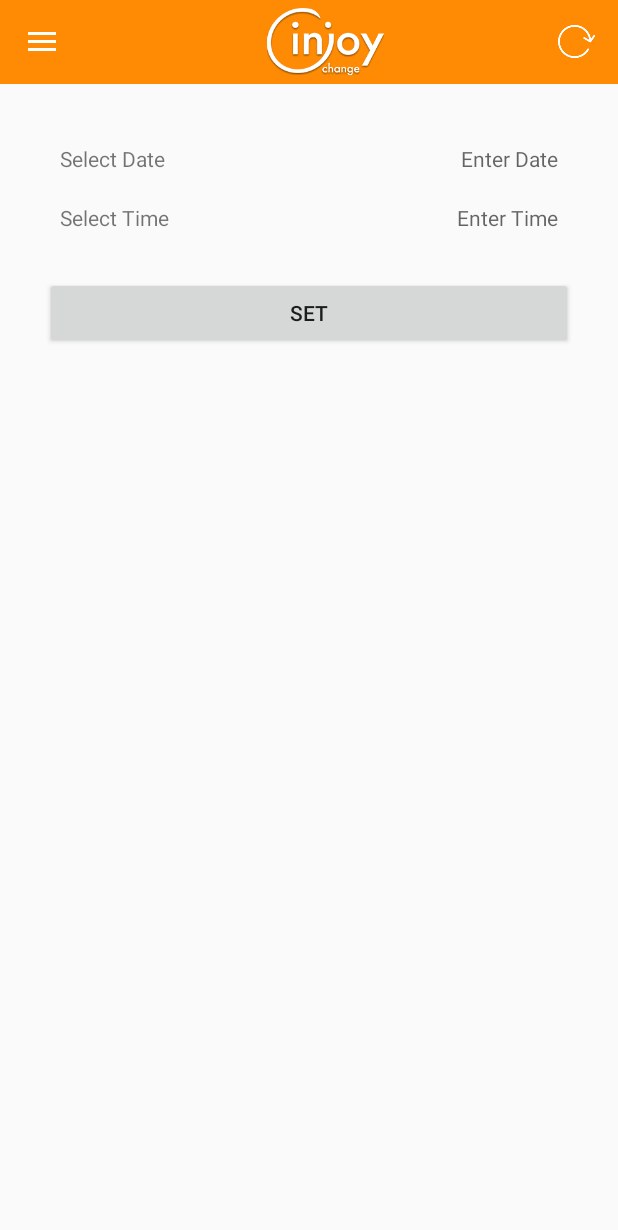
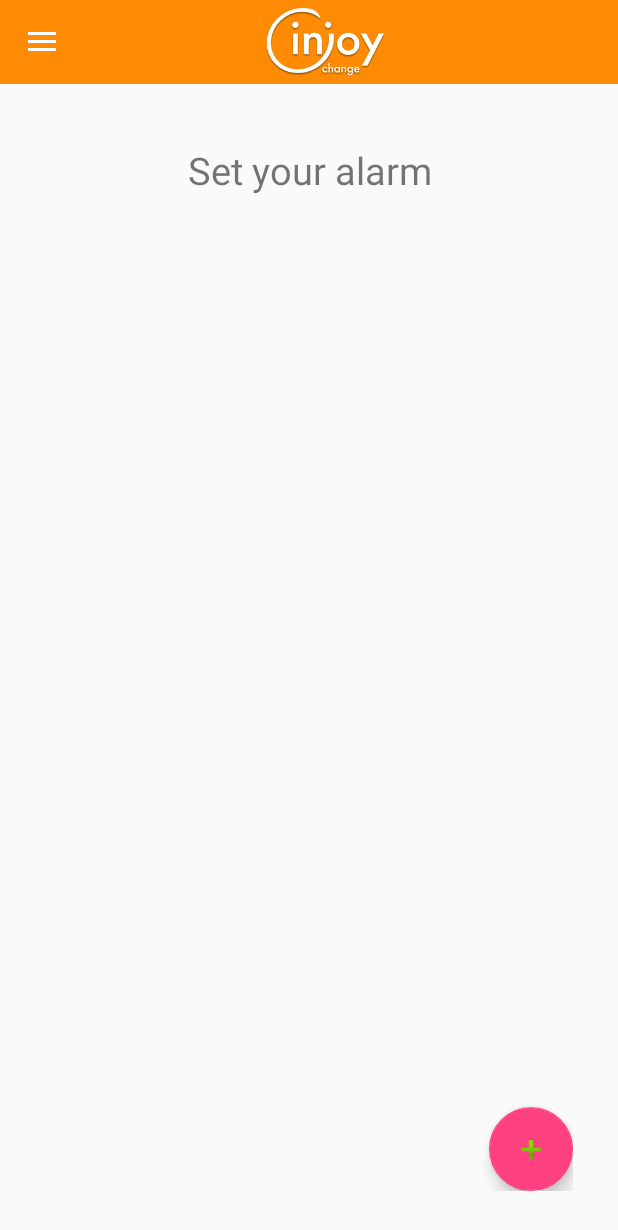
Before and after one commit to ballidaku/InjoyChangeBLE, an Android app: the fragment AlarmFragment placed in its activity, on a phone screen of 412 x 824 dp. Shown: the top 1230 px of the screen. Run offline under Robolectric (Android 15) with nearby library versions, the phone set to English and light mode, and no system bars; 3 statements that could not run were skipped.

Commit message:
Alarm Functionality part 3

```diff
--- a/app/build.gradle
+++ b/app/build.gradle
@@ -23,4 +23,6 @@ dependencies {
     compile 'com.android.support:appcompat-v7:24.2.1'
     compile 'com.android.support:cardview-v7:24.2.1'
     compile 'com.android.support:support-v4:24.2.1'
+    compile 'com.android.support:design:24.2.1'
+
 }
--- a/app/src/main/java/com/ble/sharan/mainScreen/activities/MainActivityNew.java
+++ b/app/src/main/java/com/ble/sharan/mainScreen/activities/MainActivityNew.java
@@ -23,6 +23,7 @@ import android.util.Log;
 import android.view.View;
 import android.widget.AdapterView;
 import android.widget.FrameLayout;
+import android.widget.ImageView;
 import android.widget.ListView;
 import android.widget.TextView;
 
@@ -114,12 +115,21 @@ public class MainActivityNew extends AppCompatActivity implements View.OnClickLi
 
     }
 
+    ImageView imgv_headerLogo;
+    TextView txtv_heading;
+
     private void setUpIds()
     {
         mToolbar = (Toolbar) findViewById(R.id.toolbar);
         setSupportActionBar(mToolbar);
 
         mToolbar.findViewById(R.id.imgv_refresh).setOnClickListener(this);
+
+        imgv_headerLogo=(ImageView) mToolbar.findViewById(R.id.imgv_headerLogo);
+        txtv_heading=(TextView) mToolbar.findViewById(R.id.txtv_heading);
+
+
+        txtv_heading.setVisibility(View.GONE);
 
         listv_drawer = (ListView) findViewById(R.id.listv_drawer);
 
@@ -164,10 +174,12 @@ public class MainActivityNew extends AppCompatActivity implements View.OnClickLi
 
     public void displayView(int groupPosition)
     {
-
+        txtv_heading.setVisibility(View.GONE);
+        imgv_headerLogo.setVisibility(View.VISIBLE);
 
         switch (groupPosition)
         {
+
 
             case 0:
                 fragment = new HomeFragmentNew();
@@ -175,6 +187,9 @@ public class MainActivityNew extends AppCompatActivity implements View.OnClickLi
 
 
             case 1:
+                imgv_headerLogo.setVisibility(View.GONE);
+                txtv_heading.setVisibility(View.VISIBLE);
+                txtv_heading.setText("ALARM");
                 fragment = new AlarmFragment();
                 break;
 
--- a/app/src/main/java/com/ble/sharan/mainScreen/fragments/AlarmFragment.java
+++ b/app/src/main/java/com/ble/sharan/mainScreen/fragments/AlarmFragment.java
@@ -1,47 +1,53 @@
 package com.ble.sharan.mainScreen.fragments;
 
-import android.app.DatePickerDialog;
 import android.app.TimePickerDialog;
 import android.content.Context;
 import android.os.Bundle;
+import android.support.design.widget.FloatingActionButton;
 import android.support.v4.app.Fragment;
 import android.util.Log;
 import android.view.LayoutInflater;
 import android.view.View;
 import android.view.ViewGroup;
-import android.widget.Button;
-import android.widget.DatePicker;
+import android.widget.ImageView;
+import android.widget.LinearLayout;
 import android.widget.TextView;
 import android.widget.TimePicker;
 
 import com.ble.sharan.R;
 import com.ble.sharan.mainScreen.activities.MainActivityNew;
+import com.ble.sharan.myUtilities.MyConstant;
+import com.ble.sharan.myUtilities.MySharedPreference;
 import com.ble.sharan.myUtilities.MyUtil;
 
 import java.text.SimpleDateFormat;
 import java.util.Calendar;
 import java.util.Date;
+import java.util.HashMap;
 
 /**
  * Created by brst-pc93 on 12/26/16.
  */
 
-public class AlarmFragment extends Fragment implements View.OnClickListener, DatePickerDialog.OnDateSetListener, TimePickerDialog.OnTimeSetListener
+public class AlarmFragment extends Fragment implements View.OnClickListener, /*DatePickerDialog.OnDateSetListener, */TimePickerDialog.OnTimeSetListener
 {
 
     String TAG = AlarmFragment.class.getSimpleName();
 
 
+    Context context;
+
+    View view;
+
+    LinearLayout linearLayout_holder;
+
+    FloatingActionButton fab;
 
 
-
-    Context context;
-    View view;
-
-   // TextView txtv_currentDateTime;
-    TextView txtv_date;
-    TextView txtv_time;
-    Button btn_set;
+    // TextView txtv_currentDateTime;
+    //  TextView txtv_date;
+//    TextView txtv_time;
+//    Button btn_set;
 
     @Override
     public View onCreateView(LayoutInflater inflater, ViewGroup container, Bundle savedInstanceState)
@@ -58,26 +64,36 @@ public class AlarmFragment extends Fragment implements View.OnClickListener, Dat
             SimpleDateFormat mSDF1 = new SimpleDateFormat("yyMMddHHmmss");
             String currentDateTime = mSDF1.format(new Date());
 
-            myLog("currentDateTime",currentDateTime);
+            MyLog("currentDateTime", currentDateTime);
 
-            String commandToSetDateTime="dt" + currentDateTime;
+            String commandToSetDateTime = "dt" + currentDateTime;
 
-            ((MainActivityNew)context).setDateTimeORAlarm(commandToSetDateTime);
+            ((MainActivityNew) context).setDateTimeORAlarm(commandToSetDateTime);
         }
 
+          convert();
+        return view;
+    }
 
-        return view;
+
+    public void convert()
+    {
+        int decimal = Integer.parseInt("1111111", 2);
+        String hexStr = Integer.toString(decimal, 16);
+
+        Log.e("HelloBalli", hexStr);
     }
 
     private void setUpIds()
     {
 
-       // txtv_currentDateTime = (TextView) view.findViewById(R.id.txtv_currentDateTime);
-        (txtv_date = (TextView) view.findViewById(R.id.txtv_date)).setOnClickListener(this);
-        (txtv_time = (TextView) view.findViewById(R.id.txtv_time)).setOnClickListener(this);
+        // txtv_currentDateTime = (TextView) view.findViewById(R.id.txtv_currentDateTime);
+        // (txtv_date = (TextView) view.findViewById(R.id.txtv_date)).setOnClickListener(this);
+        linearLayout_holder = (LinearLayout) view.findViewById(R.id.linearLayout_holder);
 
+        (fab = (FloatingActionButton) view.findViewById(R.id.fab)).setOnClickListener(this);
 
-        (btn_set = (Button) view.findViewById(R.id.btn_set)).setOnClickListener(this);
+//        (btn_set = (Button) view.findViewById(R.id.btn_set)).setOnClickListener(this);
     }
 
     Calendar c;
@@ -87,7 +103,48 @@ public class AlarmFragment extends Fragment implements View.OnClickListener, Dat
     {
         switch (view.getId())
         {
-            case R.id.txtv_date:
+
+
+            case R.id.fab:
+
+                if (((MainActivityNew) context).BLE_STATUS.equals(MyConstant.CONNECTED))
+                {
+                    HashMap<String, String> map = MySharedPreference.getInstance().getAlarm(context);
+
+                    String value = "";
+                    for (String key : map.keySet())
+                    {
+                        value = map.get(key);
+
+                        if (value.isEmpty())
+                        {
+                            alarmKey = key;
+                            break;
+                        }
+                    }
+
+
+                    if (value.isEmpty())
+                    {
+                        c = Calendar.getInstance();
+                        int hour = c.get(Calendar.HOUR_OF_DAY);
+                        int minute = c.get(Calendar.MINUTE);
+
+                        new TimePickerDialog(getActivity(), this, hour, minute, false).show();
+                    }
+                    else
+                    {
+                        MyUtil.showToast(context, "No alarm is available now.");
+                    }
+                }
+                else
+                {
+                    MyUtil.showToast(context, "Your device is not connected yet!!");
+                }
+
+
+                break;
+  /*          case R.id.txtv_date:
 
                 Log.e("Hello", "Hello");
 
@@ -100,70 +157,195 @@ public class AlarmFragment extends Fragment implements View.OnClickListener, Dat
                 new DatePickerDialog(getActivity(), AlarmFragment.this, year, month, day).show();
 
 
-                break;
+                break;*/
 
-            case R.id.txtv_time:
-
-                c = Calendar.getInstance();
-                int hour = c.get(Calendar.HOUR_OF_DAY);
-                int minute = c.get(Calendar.MINUTE);
-
-                new TimePickerDialog(getActivity(), this, hour, minute, false).show();
-
-                break;
-
-
-            case R.id.btn_set:
-
-                // To set use dtyymoddhhmiss format
-
-
-                if(!txtv_date.getText().toString().isEmpty() && !txtv_time.getText().toString().isEmpty())
-                {
-                    String commandToSetAlarm="alm0" + time + "3E1000505";
-                    Log.e("Command", commandToSetAlarm);
-
-                    ((MainActivityNew)context).setDateTimeORAlarm(commandToSetAlarm);
-
-                }
-                else
-                {
-                    MyUtil.showToast(context,"Please enter date and time");
-                }
-
-
-
-                break;
+//            case R.id.txtv_time:
+//
+//                c = Calendar.getInstance();
+//                int hour = c.get(Calendar.HOUR_OF_DAY);
+//                int minute = c.get(Calendar.MINUTE);
+//
+//                new TimePickerDialog(getActivity(), this, hour, minute, false).show();
+//
+//                break;
+//
+//
+//            case R.id.btn_set:
+//
+//                // To set use dtyymoddhhmiss format
+//
+//                if( !txtv_time.getText().toString().isEmpty())
+//                {
+//                    String commandToSetAlarm="alm0" + time + "3E1000505";
+//                    Log.e("Command", commandToSetAlarm);
+//
+//                    ((MainActivityNew)context).setDateTimeORAlarm(commandToSetAlarm);
+//
+//                }
+//                else
+//                {
+//                    MyUtil.showToast(context,"Please enter date and time");
+//                }
+//
+//
+//
+//                break;
 
         }
     }
 
-    String date = "";
-    String time = "";
+    String alarmKey;
 
-    public void onDateSet(DatePicker view, int year, int month, int day)
+    public void addView(String showTime, String alarmTime)
+    {
+        String commandToSetAlarm = "alm" + alarmKey + alarmTime + "7F1000000";
+
+        MyLog("commandToSetAlarm Map", "" + commandToSetAlarm);
+
+
+        MySharedPreference.getInstance().saveAlarm(context,alarmKey, showTime + "," + commandToSetAlarm);
+
+        makeView();
+
+
+        // To set alarm
+        setAlarm(commandToSetAlarm);
+
+    }
+
+
+    public void setAlarm(String commandToSetAlarm)
     {
 
+        MyLog("Command", commandToSetAlarm);
 
-        //  String myFormat = "dd/MM/yy"; //In which you need put here
-        //  SimpleDateFormat sdf = new SimpleDateFormat(myFormat, Locale.US);
+        ((MainActivityNew) context).setDateTimeORAlarm(commandToSetAlarm);
+    }
 
-        c.set(Calendar.YEAR, year);
-        c.set(Calendar.MONTH, month);
-        c.set(Calendar.DAY_OF_MONTH, day);
+    public void disableAlarm(String command)
+    {
 
-        SimpleDateFormat mSDF = new SimpleDateFormat("dd MMM yyyy");
+        StringBuilder stringBuilder = new StringBuilder(command);
+        stringBuilder.setCharAt(10, '0');
 
-        SimpleDateFormat mSDF1 = new SimpleDateFormat("yyMMdd");
+        MyLog("disableAlarm", stringBuilder.toString());
 
-        date = mSDF1.format(c.getTime());
+        ((MainActivityNew) context).setDateTimeORAlarm(stringBuilder.toString());
+    }
+
+    @Override
+    public void onResume()
+    {
+        super.onResume();
+
+        makeView();
+    }
 
 
-        txtv_date.setText("" + mSDF.format(c.getTime()));
+    public void makeView()
+    {
+        HashMap<String, String> map = MySharedPreference.getInstance().getAlarm(context);
 
-        Log.e("Date", "" + date);
+        MyLog("Alarm Map", "" + map);
 
+        linearLayout_holder.removeAllViews();
+
+        int count = 0;
+
+        for (final String key : map.keySet())
+        {
+            final String value = map.get(key);
+
+            if (!value.isEmpty())
+            {
+                count++;
+                LayoutInflater inflater = (LayoutInflater) context.getSystemService(Context.LAYOUT_INFLATER_SERVICE);
+                View v = inflater.inflate(R.layout.custom_alarm, null);
+
+                TextView txtv_alarmTime = (TextView) v.findViewById(R.id.txtv_alarmTime);
+
+
+
+                ImageView imgv_cross = (ImageView) v.findViewById(R.id.imgv_cross);
+
+                imgv_cross.setVisibility(View.VISIBLE);
+
+
+                String[] showTime = value.split(",");
+
+                txtv_alarmTime.setText("" + count + ".   " + showTime[0]);
+
+
+                txtv_alarmTime.setOnClickListener(new View.OnClickListener()
+                {
+                    @Override
+                    public void onClick(View view)
+                    {
+
+                        alarmKey = key;
+
+                        c = Calendar.getInstance();
+                        int hour = c.get(Calendar.HOUR_OF_DAY);
+                        int minute = c.get(Calendar.MINUTE);
+
+                        new TimePickerDialog(getActivity(), AlarmFragment.this, hour, minute, false).show();
+                    }
+                });
+
+
+                imgv_cross.setOnClickListener(new View.OnClickListener()
+                {
+                    @Override
+                    public void onClick(View v)
+                    {
+                        if (!value.isEmpty())
+                        {
+                            String[] commandTime = value.split(",");
+
+                            disableAlarm(commandTime[1]);
+
+                            MySharedPreference.getInstance().deleteAlarm(context, value);
+
+                            makeView();
+                        }
+                    }
+                });
+
+
+                linearLayout_holder.addView(v);
+            }
+
+
+        }
     }
+
+
+    //    String date = "";
+    //  String time = "";
+
+//    public void onDateSet(DatePicker view, int year, int month, int day)
+//    {
+//
+//
+//        //  String myFormat = "dd/MM/yy"; //In which you need put here
+//        //  SimpleDateFormat sdf = new SimpleDateFormat(myFormat, Locale.US);
+//
+//        c.set(Calendar.YEAR, year);
+//        c.set(Calendar.MONTH, month);
+//        c.set(Calendar.DAY_OF_MONTH, day);
+//
+//        SimpleDateFormat mSDF = new SimpleDateFormat("dd MMM yyyy");
+//
+//        SimpleDateFormat mSDF1 = new SimpleDateFormat("yyMMdd");
+//
+//        date = mSDF1.format(c.getTime());
+//
+//
+//        txtv_date.setText("" + mSDF.format(c.getTime()));
+//
+//        Log.e("Date", "" + date);
+//
+//    }
 
     @Override
     public void onTimeSet(TimePicker timePicker, int i, int i1)
@@ -176,13 +358,16 @@ public class AlarmFragment extends Fragment implements View.OnClickListener, Dat
         SimpleDateFormat mSDF2 = new SimpleDateFormat("HHmm");
 
 
-        time = mSDF2.format(c.getTime());
+        String alarmTime = mSDF2.format(c.getTime());
 
-        txtv_time.setText(mSDF.format(c.getTime()));
+        String showTime = mSDF.format(c.getTime());
 
-        Log.e("Time", "" + time);
+
+        addView(showTime, alarmTime);
+//        txtv_time.setText(mSDF.format(c.getTime()));
+
+        MyLog("alarmTime", "" + alarmTime);
     }
-
 
 
 //    private void setDateTime(String currentDateTime)
@@ -204,37 +389,10 @@ public class AlarmFragment extends Fragment implements View.OnClickListener, Dat
 //    }
 
 
-
-    public void myLog(String msg,String value)
+    public void MyLog(String msg, String value)
     {
-        Log.e(TAG, "---"+msg+"---" +value);
+        Log.e(TAG, "---" + msg + "---" + value);
     }
 
 
-   /*static Calendar c;
-    public static class DatePickerFragment extends DialogFragment
-            implements DatePickerDialog.OnDateSetListener {
-
-        @Override
-        public Dialog onCreateDialog(Bundle savedInstanceState) {
-            // Use the current date as the default date in the picker
-            c = Calendar.getInstance();
-            int year = c.get(Calendar.YEAR);
-            int month = c.get(Calendar.MONTH);
-            int day = c.get(Calendar.DAY_OF_MONTH);
-
-            // Create a new instance of DatePickerDialog and return it
-            return new DatePickerDialog(getActivity(), this, year, month, day);
-        }
-
-        public void onDateSet(DatePicker view, int year, int month, int day) {
-            // Do something with the date chosen by the user
-
-            String myFormat = "MM/dd/yy"; //In which you need put here
-            SimpleDateFormat sdf = new SimpleDateFormat(myFormat, Locale.US);
-
-           Log.e("Date",""+sdf.format(c.getTime()));
-
-        }
-    }*/
 }
--- a/app/src/main/java/com/ble/sharan/myUtilities/MyConstant.java
+++ b/app/src/main/java/com/ble/sharan/myUtilities/MyConstant.java
@@ -20,4 +20,9 @@ public class MyConstant
     public static final String DISCONNECTED = "disconnected";
     public static final String DISCONNECTING = "disonnecting";
 
+
+    public static final String ALARM_ONE = "0";
+    public static final String ALARM_TWO = "1";
+    public static final String ALARM_THREE = "2";
+
 }
--- a/app/src/main/res/layout/fragment_alarm.xml
+++ b/app/src/main/res/layout/fragment_alarm.xml
@@ -1,74 +1,44 @@
 <?xml version="1.0" encoding="utf-8"?>
-<LinearLayout xmlns:android="http://schemas.android.com/apk/res/android"
+<FrameLayout xmlns:android="http://schemas.android.com/apk/res/android"
               android:layout_width="match_parent"
               android:layout_height="match_parent"
               android:orientation="vertical"
               android:padding="30dp">
 
+    <LinearLayout
+        android:layout_width="match_parent"
+        android:layout_height="wrap_content"
+        android:orientation="vertical">
 
-    <!--<TextView
-        android:id="@+id/txtv_currentDateTime"
+
+    <TextView
         android:layout_width="match_parent"
         android:layout_height="wrap_content"
         android:gravity="center"
         android:padding="10dp"
-        android:text="Date"/>-->
+        android:textSize="25sp"
+        android:text="Set your alarm"/>
+
 
     <LinearLayout
+        android:id="@+id/linearLayout_holder"
         android:layout_width="match_parent"
         android:layout_height="wrap_content"
-        android:orientation="horizontal">
+        android:orientation="vertical">
 
-
-        <TextView
-            android:layout_width="0dp"
-            android:layout_height="wrap_content"
-            android:layout_weight="1"
-            android:padding="10dp"
-            android:text="Select Date"/>
-
-        <TextView
-            android:id="@+id/txtv_date"
-            android:layout_width="0dp"
-            android:layout_height="wrap_content"
-            android:layout_weight="1"
-            android:gravity="right"
-            android:padding="10dp"
-            android:hint="Enter Date"/>
 
     </LinearLayout>
 
 
-    <LinearLayout
-        android:layout_width="match_parent"
-        android:layout_height="wrap_content"
-        android:orientation="horizontal">
-
-
-        <TextView
-            android:layout_width="0dp"
-            android:layout_height="wrap_content"
-            android:layout_weight="1"
-            android:padding="10dp"
-            android:text="Select Time"/>
-
-        <TextView
-            android:id="@+id/txtv_time"
-            android:layout_width="0dp"
-            android:layout_height="wrap_content"
-            android:layout_weight="1"
-            android:gravity="right"
-            android:padding="10dp"
-            android:hint="Enter Time"/>
-
     </LinearLayout>
 
 
-    <Button
-        android:id="@+id/btn_set"
-        android:layout_width="match_parent"
+
+    <android.support.design.widget.FloatingActionButton
+        android:id="@+id/fab"
+        android:layout_width="wrap_content"
         android:layout_height="wrap_content"
-        android:layout_marginTop="20dp"
-        android:text="set"/>
+        android:layout_gravity="bottom|end"
+        android:src="@android:drawable/ic_input_add" />
 
-</LinearLayout>
+</FrameLayout>
--- a/app/src/main/res/layout/toolbar.xml
+++ b/app/src/main/res/layout/toolbar.xml
@@ -18,11 +18,26 @@
                  android:layout_height="55dp">
 
         <ImageView
+            android:id="@+id/imgv_headerLogo"
             android:layout_width="match_parent"
             android:layout_height="match_parent"
             android:src="@drawable/ic_header_logo"
             android:layout_marginRight="50dp"
+            android:visibility="visible"
             android:padding="5dp"/>
+
+        <TextView
+            android:id="@+id/txtv_heading"
+            android:layout_width="match_parent"
+            android:layout_height="match_parent"
+            android:text="ALARM"
+            android:gravity="center"
+            android:textColor="@color/White"
+            android:layout_marginRight="55dp"
+            android:textSize="18sp"
+            android:textStyle="bold"
+            android:padding="5dp"/>
+
 
         <ImageView
             android:id="@+id/imgv_refresh"
@@ -30,6 +45,7 @@
             android:layout_height="match_parent"
             android:src="@drawable/ic_refresh"
             android:layout_gravity="right"
+            android:visibility="invisible"
             android:padding="15dp"/>
 
     </FrameLayout>
```
Also changed, not shown: app/src/main/java/com/ble/sharan/myUtilities/MySharedPreference.java (+76 -3 lines), app/src/main/res/drawable/ic_cross.xml (added, +13 -0 lines), app/src/main/res/layout/custom_alarm.xml (added, +26 -0 lines), app/src/main/res/values/colors.xml (+6 -2 lines), 1 other file.
